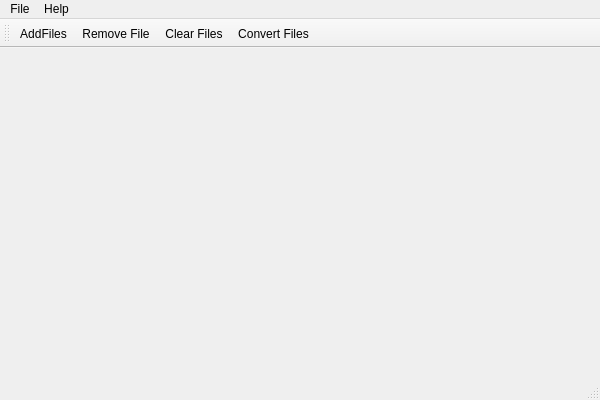
Above: mainwindow.ui from gabretana/lightningmc before the change. Below: the same form after it.
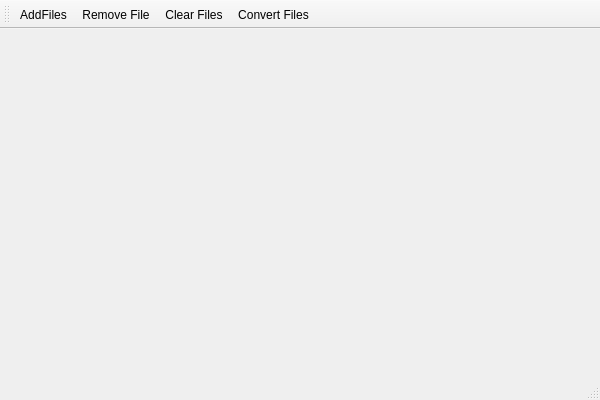
That is the form after the change. Icons and pictures are not drawn.

Commit message:
Add menus on compile time
Add menus on compile time to skip Qt Creator issue, the ui does not update after make changes I make it manually with uic command (User Interface Compiler)

```diff
--- a/mainwindow.ui
+++ b/mainwindow.ui
@@ -33,25 +33,9 @@
      <x>0</x>
      <y>0</y>
      <width>600</width>
-     <height>23</height>
+     <height>24</height>
     </rect>
    </property>
-   <widget class="QMenu" name="menuFile">
-    <property name="title">
-     <string>File</string>
-    </property>
-    <addaction name="actionTarget_Folder"/>
-    <addaction name="actionExit"/>
-   </widget>
-   <widget class="QMenu" name="menuHelp">
-    <property name="title">
-     <string>Help</string>
-    </property>
-    <addaction name="actionAbout"/>
-    <addaction name="actionAbout_Qt"/>
-   </widget>
-   <addaction name="menuFile"/>
-   <addaction name="menuHelp"/>
   </widget>
   <widget class="QToolBar" name="mainToolBar">
    <attribute name="toolBarArea">
```
Left out of the diff: 32 changed lines with no effect on the pictures. The commit also changes 3 other files.
